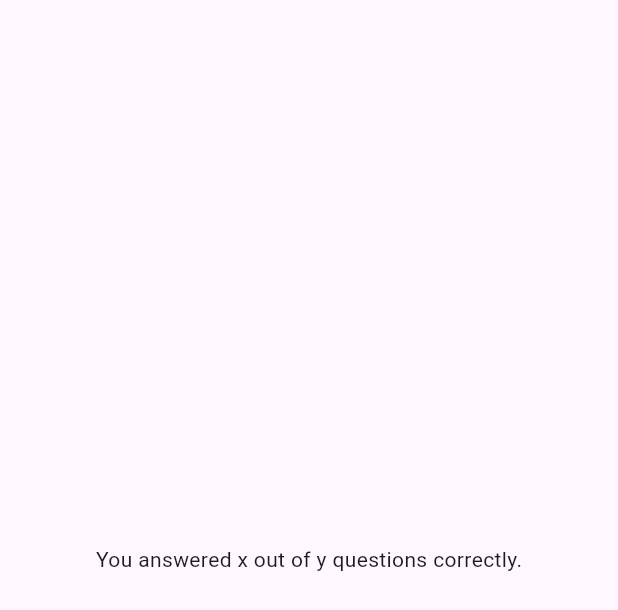
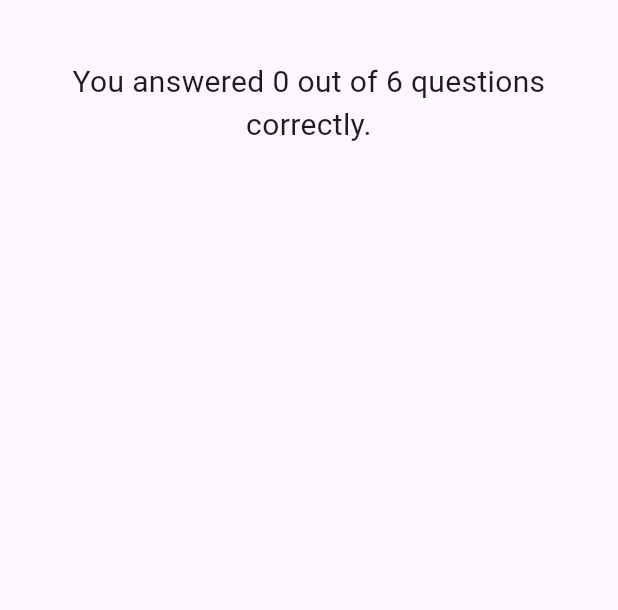
Before and after one commit to danielmielle/flutter_guide, a Flutter app: the ResultsScreen widget shown alone on an empty page, opened directly with empty values, on a phone screen of 412 x 824 dp. Shown: the top 610 px of the screen. Run offline on Flutter 3.47's test engine with Material 3 defaults, Android fonts, the phone set to English and light mode, and no system bars; our stand-ins replace google_fonts; Roboto replaces fonts that are missing (Acme).

Commit message:
complete QUIZ APP

```diff
--- a/lib/quiz_app/results_screen.dart
+++ b/lib/quiz_app/results_screen.dart
@@ -1,14 +1,16 @@
 import 'package:flutter/material.dart';
 import 'package:flutter_guide/quiz_app/data/questions.dart';
+import 'package:flutter_guide/quiz_app/questions_summary.dart';
 import 'package:google_fonts/google_fonts.dart';
 
 class ResultsScreen extends StatelessWidget {
-  const ResultsScreen({
+  const ResultsScreen(this.restartQuiz,{
     super.key,
     required this.chosenAnswers,
   });
 
   final List<String> chosenAnswers;
+  final void Function() restartQuiz;
 
   List<Map<String, Object>> getSummaryData() {
     final List<Map<String, Object>> summary = [];
@@ -26,17 +28,29 @@ class ResultsScreen extends StatelessWidget {
 
   @override
   Widget build(BuildContext context) {
+    final summaryData = getSummaryData();
+    final numberTotalQuestions = questions.length;
+    final numCorrectQuestions = summaryData.where((data) {
+      return data['user_answer'] == data['correct_answer'];
+    }).length;
+
     return SizedBox(
       width: double.infinity,
       child: Container(
         margin: const EdgeInsets.all(40),
         child: Column(
-          mainAxisAlignment: MainAxisAlignment.center,
           children: [
-            Text('You answered x out of y questions correctly.'),
-            SizedBox(height: 30),
+            Text(
+              'You answered $numCorrectQuestions out of $numberTotalQuestions questions correctly.',
+              style: GoogleFonts.acme(
+                fontSize: 20,
+              ),
+              textAlign: TextAlign.center,
+            ),
+            const SizedBox(height: 30),
+            QuestionsSummary(summaryData: summaryData),
             TextButton(
-              onPressed: () {},
+              onPressed: restartQuiz,
               child: Text(
                 'Restart Quiz',
                 style: GoogleFonts.acme(
```
Also changed, not shown: lib/quiz_app/questions_summary.dart (+61 -2 lines), lib/quiz_app/quiz_app_main.dart (+22 -12 lines).
